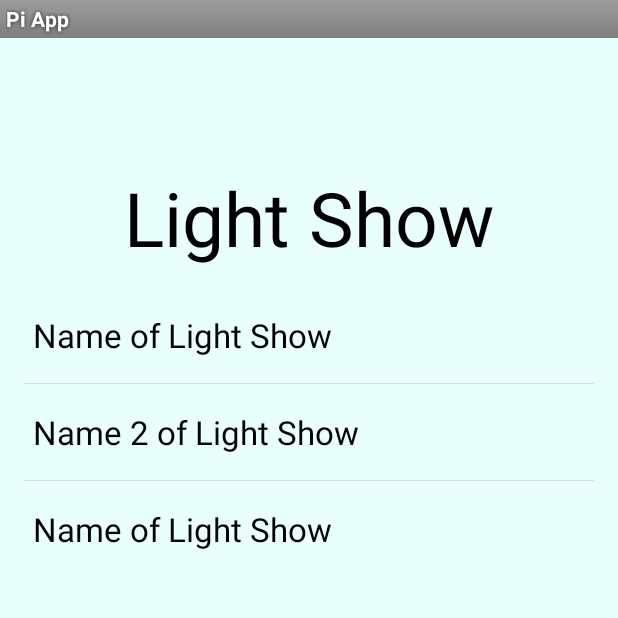
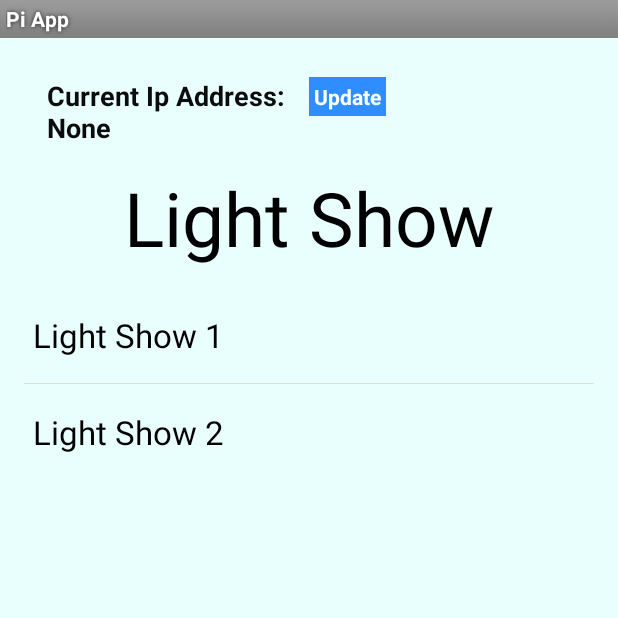
Before and after one commit to emseibert/webandmobile, an Android app: the screen it shows after launch (MainActivity), on a phone screen of 412 x 824 dp, the top half of it. Run offline under Robolectric (Android 15) with nearby library versions, the phone set to English and light mode, and no system bars; libraries missing offline, so code that uses them is left out: com.hmkcode.http.

Commit message:
added helper functions and fixed db work

```diff
--- /dev/null
+++ b/app/src/main/java/cs4720/virginia/cs/edu/piapp/FeedReaderContract.java
@@ -0,0 +1,20 @@
+package cs4720.virginia.cs.edu.piapp;
+
+import android.provider.BaseColumns;
+
+/**
+ * Created by emilyseibert on 11/11/14.
+ */
+
+public final class FeedReaderContract {
+    // To prevent someone from accidentally instantiating the contract class,
+    // give it an empty constructor.
+    public FeedReaderContract() {}
+
+    /* Inner class that defines the table contents */
+    public abstract class FeedEntry implements BaseColumns {
+        public static final String TABLE_NAME = "entry";
+        public static final String COLUMN_NAME_JSON = "entryid";
+        public static final String COLUMN_NAME_TITLE = "title";
+    }
+}
--- /dev/null
+++ b/app/src/main/java/cs4720/virginia/cs/edu/piapp/FeedReaderDbHelper.java
@@ -0,0 +1,37 @@
+package cs4720.virginia.cs.edu.piapp;
+
+import android.content.Context;
+import android.database.sqlite.SQLiteDatabase;
+import android.database.sqlite.SQLiteOpenHelper;
+
+public class FeedReaderDbHelper extends SQLiteOpenHelper {
+    // If you change the database schema, you must increment the database version.
+    public static final int DATABASE_VERSION = 1;
+    public static final String DATABASE_NAME = "FeedReader.db";
+    private static final String TEXT_TYPE = " TEXT";
+    private static final String COMMA_SEP = ",";
+    private static final String SQL_CREATE_ENTRIES =
+            "CREATE TABLE " + FeedReaderContract.FeedEntry.TABLE_NAME + " (" +
+                    FeedReaderContract.FeedEntry._ID + " INTEGER PRIMARY KEY," +
+                    FeedReaderContract.FeedEntry.COLUMN_NAME_JSON + TEXT_TYPE + COMMA_SEP +
+                    FeedReaderContract.FeedEntry.COLUMN_NAME_TITLE + TEXT_TYPE + " );";
+
+    private static final String SQL_DELETE_ENTRIES =
+            "DROP TABLE IF EXISTS " + FeedReaderContract.FeedEntry.TABLE_NAME;
+
+    public FeedReaderDbHelper(Context context) {
+        super(context, DATABASE_NAME, null, DATABASE_VERSION);
+    }
+    public void onCreate(SQLiteDatabase db) {
+        db.execSQL(SQL_CREATE_ENTRIES);
+    }
+    public void onUpgrade(SQLiteDatabase db, int oldVersion, int newVersion) {
+        // This database is only a cache for online data, so its upgrade policy is
+        // to simply to discard the data and start over
+        db.execSQL(SQL_DELETE_ENTRIES);
+        onCreate(db);
+    }
+    public void onDowngrade(SQLiteDatabase db, int oldVersion, int newVersion) {
+        onUpgrade(db, oldVersion, newVersion);
+    }
+}
--- a/app/src/main/java/cs4720/virginia/cs/edu/piapp/MainActivity.java
+++ b/app/src/main/java/cs4720/virginia/cs/edu/piapp/MainActivity.java
@@ -2,14 +2,11 @@ package cs4720.virginia.cs.edu.piapp;
 
 import android.app.Activity;
 import android.app.AlertDialog;
-import android.content.ContentValues;
-import android.content.Context;
 import android.content.DialogInterface;
 import android.database.Cursor;
 import android.database.sqlite.SQLiteDatabase;
-import android.database.sqlite.SQLiteOpenHelper;
+import android.graphics.Color;
 import android.os.Bundle;
-import android.provider.BaseColumns;
 import android.view.View;
 import android.widget.AdapterView;
 import android.widget.ArrayAdapter;
@@ -19,13 +16,27 @@ import android.widget.ListView;
 import android.widget.TextView;
 import android.widget.Toast;
 
+import com.hmkcode.http.HttpHandler;
+
+import org.apache.http.client.methods.HttpPost;
+import org.apache.http.client.methods.HttpUriRequest;
+import org.apache.http.entity.StringEntity;
+import org.apache.http.message.BasicHeader;
+import org.apache.http.protocol.HTTP;
+import org.json.JSONArray;
 import org.json.JSONException;
 import org.json.JSONObject;
+
+import java.io.UnsupportedEncodingException;
+import java.util.ArrayList;
+
+import static cs4720.virginia.cs.edu.piapp.FeedReaderContract.FeedEntry.COLUMN_NAME_JSON;
+import static cs4720.virginia.cs.edu.piapp.FeedReaderContract.FeedEntry.COLUMN_NAME_TITLE;
+import static cs4720.virginia.cs.edu.piapp.FeedReaderContract.FeedEntry.TABLE_NAME;
 
 
 public class MainActivity extends Activity  {
     Activity activity;
-
 
     /** Called when the activity is first created. */
     @Override
@@ -34,8 +45,143 @@ public class MainActivity extends Activity  {
         super.onCreate(savedInstanceState);
         setContentView(R.layout.activity_main);
         this.activity = this;
+        setButtonListeners();
+        populateList();
+    }
+
+    /*
+        Should be used in Kristen's Add Light Show
+    private void addToDB(String json, String name) {
+        ContentValues values = new ContentValues();
+        values.put(COLUMN_NAME_JSON, json);
+        values.put(COLUMN_NAME_TITLE, name);
+
+        db.insert(TABLE_NAME, null,values);
+    }
+    */
+
+    private void populateList() {
+        FeedReaderDbHelper mDbHelper = new FeedReaderDbHelper(getBaseContext());
+        SQLiteDatabase db = mDbHelper.getWritableDatabase();
+        String[] projection = {COLUMN_NAME_TITLE, COLUMN_NAME_JSON};
+        String sortOrder =COLUMN_NAME_TITLE + " DESC";
+        Cursor c = db.query(TABLE_NAME, projection, null, null, null, null, sortOrder);
+        final ListView listView = (ListView) findViewById(R.id.list);
+        int numOfRows = c.getCount();
+        String[] list_values = getNames(numOfRows, c);
+        c.close();
+        db.close();
+
+        ArrayAdapter<String> adapter = new ArrayAdapter<String>(this,
+                android.R.layout.simple_list_item_1, android.R.id.text1, list_values);
+
+        listView.setAdapter(adapter);
+        listView.setOnItemClickListener(new AdapterView.OnItemClickListener() {
+
+            @Override
+            public void onItemClick(AdapterView<?> parent, View view, int position, long id) {
+                int itemPosition     = position;
+                String  itemValue    = (String) listView.getItemAtPosition(position);
+                Toast.makeText(getApplicationContext(), "Now Showing: " + itemValue, Toast.LENGTH_LONG)
+                        .show();
+                FeedReaderDbHelper mDbHelper = new FeedReaderDbHelper(getBaseContext());
+                SQLiteDatabase db = mDbHelper.getWritableDatabase();
+
+                String[] projection = {COLUMN_NAME_TITLE, COLUMN_NAME_JSON};
+                String sortOrder =COLUMN_NAME_TITLE + " DESC";
+                Cursor c = db.query(TABLE_NAME, projection, null, null, null, null, sortOrder);
+                JSONObject json;
+                if (c.getCount() > 0) {
+                    c.moveToPosition(position);
+                    json = parseJson(c.getString(1));
+                } else {
+                    json = new JSONObject();
+                    try {
+                        json.put("test", "one");
+                    } catch (JSONException e) {
+                        e.printStackTrace();
+                    }
+                }
+
+                makePostRequest(json);
+
+                c.close();
+                db.close();
+            }
+        });
+    }
+
+    public JSONObject parseJson(String json) {
+        return new JSONObject();
+    }
+
+    public void makePostRequest(JSONObject json) {
+        new HttpHandler() {
+            @Override
+            public HttpUriRequest getHttpRequestMethod() {
+                TextView tx = (TextView) findViewById(R.id.textView);
+                String url = tx.getText().toString().split("Current Ip Address: ")[1];
+                HttpPost p = new HttpPost("http://" + url + "/rpi");
+                p.addHeader("Content-type", "application/json");
+
+                try {
+
+                    JSONObject lightId = new JSONObject();
+                    lightId.put("lightId", 1);
+                    lightId.put("red", Color.red(255));
+                    lightId.put("green", Color.green(0));
+                    lightId.put("blue", Color.blue(0));
+                    lightId.put("intensity", 30);
+                    JSONArray lights = new JSONArray();
+                    lights.put(lightId);
+                    JSONObject main = new JSONObject();
+                    main.put("lights", lights);
+                    main.put("propagate", true);
+                    StringEntity se = new StringEntity(main.toString());
+                    se.setContentType(new BasicHeader(HTTP.CONTENT_TYPE,"application/json"));
+                    p.setEntity(se);
+                } catch (UnsupportedEncodingException e) {
+                    e.printStackTrace();
+                } catch (JSONException e) {
+                    e.printStackTrace();
+                }
+
+                return p;
+            }
+
+            @Override
+            public void onResponse(String s) {
+
+            }
+        }.execute();
+
+    }
+
+    private String[] getNames(int numOfRows, Cursor c) {
+        ArrayList<String> names = new ArrayList<String>();
+
+        if (numOfRows == 0) {
+            String[] fake_data = {"Light Show 1", "Light Show 2"};
+            return fake_data;
+        } else {
+            for (int i = 0; i < numOfRows; i++) {
+                c.moveToPosition(0);
+                names.add(c.getString(0));
+            }
+
+            return names.toArray(new String[names.size()]);
+        }
+    }
+//      Possibly use something like this when deleting a light show
+//      will clear database if necessary
+//
+//    private void clearDB() {
+//        db.delete(TABLE_NAME, null, null);
+//    }
+
+    private void setButtonListeners() {
         final Button updateIpButton = (Button) findViewById(R.id.popupbutton);
-        JSONObject json = new JSONObject();
+        final Button addNewLightShow = (Button) findViewById(R.id.button_add_new_light);
 
         updateIpButton.setOnClickListener(new View.OnClickListener() {
 
@@ -45,80 +191,18 @@ public class MainActivity extends Activity  {
             }
         });
 
-
-        try {
-            json.put("test", true);
-        } catch (JSONException e) {
-            e.printStackTrace();
-        }
-
-        FeedReaderDbHelper mDbHelper = new FeedReaderDbHelper(getBaseContext());
-        SQLiteDatabase db = mDbHelper.getWritableDatabase();
-
-// Create a new map of values, where column names are the keys
-        ContentValues values = new ContentValues();
-        values.put(FeedReaderContract.FeedEntry.COLUMN_NAME_JSON, "id");
-        values.put(FeedReaderContract.FeedEntry.COLUMN_NAME_TITLE, "Name of Light Show");
-
-// Insert the new row, returning the primary key value of the new row
-
-        long newRowId = db.insert(FeedReaderContract.FeedEntry.TABLE_NAME, null,values);
-
-        String[] projection = {
-                FeedReaderContract.FeedEntry.COLUMN_NAME_TITLE,
-                FeedReaderContract.FeedEntry.COLUMN_NAME_JSON,
-        };
-
-// How you want the results sorted in the resulting Cursor
-        String sortOrder =
-                FeedReaderContract.FeedEntry.COLUMN_NAME_TITLE + " DESC";
-
-        Cursor c = db.query(
-                FeedReaderContract.FeedEntry.TABLE_NAME,  // The table to query
-                projection,                               // The columns to return
-                null,                                // The columns for the WHERE clause
-                null,                            // The values for the WHERE clause
-                null,                                     // don't group the rows
-                null,                                     // don't filter by row groups
-                sortOrder                                 // The sort order
-        );
-
-        final ListView listView = (ListView) findViewById(R.id.list);
-
-        c.moveToFirst();
-
-        String name = c.getString(
-                c.getColumnIndexOrThrow(FeedReaderContract.FeedEntry.COLUMN_NAME_TITLE)
-        );
-
-
-        String[] list_values = new String[] {
-                "Name of Light Show",
-                "Name 2 of Light Show",
-                name
-        };
-
-        ArrayAdapter<String> adapter = new ArrayAdapter<String>(this,
-                android.R.layout.simple_list_item_1, android.R.id.text1, list_values);
-
-        listView.setAdapter(adapter);
-
-        listView.setOnItemClickListener(new AdapterView.OnItemClickListener() {
+        addNewLightShow.setOnClickListener(new View.OnClickListener() {
 
             @Override
-            public void onItemClick(AdapterView<?> parent, View view, int position, long id) {
-                int itemPosition     = position;
-                String  itemValue    = (String) listView.getItemAtPosition(position);
-//                Toast.makeText(getApplicationContext(),
-//                        "Position :"+itemPosition+"  ListItem : " +itemValue , Toast.LENGTH_LONG)
-//                        .show();
-                Toast.makeText(getApplicationContext(), "Now Playing: " + itemValue, Toast.LENGTH_LONG)
-                        .show();
+            public void onClick(View v) {
+                addLightShow(v);
             }
-
         });
     }
 
+    private void addLightShow(View v) {
+        //add connection to kristen's add light show activity
+    }
 
 
     private void openIpDialog(View view) {
@@ -145,49 +229,4 @@ public class MainActivity extends Activity  {
 
         alertDialog.show();
     }
-
-    public final class FeedReaderContract {
-        // To prevent someone from accidentally instantiating the contract class,
-        // give it an empty constructor.
-        public FeedReaderContract() {}
-
-        /* Inner class that defines the table contents */
-        public abstract class FeedEntry implements BaseColumns {
-            public static final String TABLE_NAME = "entry";
-            public static final String COLUMN_NAME_JSON = "entryid";
-            public static final String COLUMN_NAME_TITLE = "title";
-        }
-    }
-
-    private static final String TEXT_TYPE = " TEXT";
-    private static final String COMMA_SEP = ",";
-    private static final String SQL_CREATE_ENTRIES =
-            "CREATE TABLE " + FeedReaderContract.FeedEntry.TABLE_NAME + " (" +
-                    FeedReaderContract.FeedEntry._ID + " INTEGER PRIMARY KEY," +
-                    FeedReaderContract.FeedEntry.COLUMN_NAME_JSON + TEXT_TYPE + COMMA_SEP +
-                    FeedReaderContract.FeedEntry.COLUMN_NAME_TITLE + TEXT_TYPE + " );";
-
-    private static final String SQL_DELETE_ENTRIES =
-            "DROP TABLE IF EXISTS " + FeedReaderContract.FeedEntry.TABLE_NAME;
-    public class FeedReaderDbHelper extends SQLiteOpenHelper {
-        // If you change the database schema, you must increment the database version.
-        public static final int DATABASE_VERSION = 1;
-        public static final String DATABASE_NAME = "FeedReader.db";
-
-        public FeedReaderDbHelper(Context context) {
-            super(context, DATABASE_NAME, null, DATABASE_VERSION);
-        }
-        public void onCreate(SQLiteDatabase db) {
-            db.execSQL(SQL_CREATE_ENTRIES);
-        }
-        public void onUpgrade(SQLiteDatabase db, int oldVersion, int newVersion) {
-            // This database is only a cache for online data, so its upgrade policy is
-            // to simply to discard the data and start over
-            db.execSQL(SQL_DELETE_ENTRIES);
-            onCreate(db);
-        }
-        public void onDowngrade(SQLiteDatabase db, int oldVersion, int newVersion) {
-            onUpgrade(db, oldVersion, newVersion);
-        }
-    }
 }
--- a/app/src/main/res/layout/activity_main.xml
+++ b/app/src/main/res/layout/activity_main.xml
@@ -22,32 +22,16 @@
             android:layout_gravity="center_horizontal|top"
             android:textSize="50dp" />
 
-        <Button android:id="@+id/popupbutton"
-            android:layout_width="wrap_content"
-            android:layout_marginTop="10dp"
-            android:layout_marginLeft="620dp"
-            android:layout_height="wrap_content"
-            android:layout_centerHorizontal="true"
-            android:layout_centerVertical="true"
-            android:text="Update Ip Address"
-            android:layout_gravity="right|top"
-            android:shadowColor="#ff808080"
-            android:textStyle="bold|normal"
-            android:typeface="normal"
-            android:background="#ff2f8eff"
-            android:textColor="#ffffffff"
-            android:padding="3dp" />
-
         <TextView android:text="@string/ipAddr" android:layout_width="174dp"
             android:layout_height="59dp"
             android:id="@+id/textView"
             android:textStyle="bold"
             android:textIsSelectable="false"
             android:textColor="#ff0c0c0c"
-            android:layout_marginLeft="455dp"
+            android:layout_marginLeft="15dp"
             android:layout_marginRight="15dp"
             android:layout_marginBottom="15dp"
-            android:layout_marginTop="15dp"
+            android:layout_marginTop="10dp"
             android:textAppearance="?android:attr/textAppearanceMedium"
             android:layout_gravity="left|top" />
 
@@ -58,6 +42,34 @@
             android:layout_width="match_parent">
         </ListView>
 
+        <Button android:id="@+id/popupbutton"
+            android:layout_width="wrap_content"
+            android:layout_marginTop="10dp"
+            android:layout_marginLeft="190dp"
+            android:layout_height="wrap_content"
+            android:layout_centerHorizontal="true"
+            android:layout_centerVertical="true"
+            android:text="Update"
+            android:layout_gravity="left|top"
+            android:shadowColor="#ff808080"
+            android:textStyle="bold|normal"
+            android:typeface="normal"
+            android:background="#ff2f8eff"
+            android:textColor="#ffffffff"
+            android:padding="3dp" />
+
+        <Button
+            android:layout_width="72dp"
+            android:layout_height="wrap_content"
+            android:text="@string/add_new_light"
+            android:layout_marginLeft="530dp"
+            android:layout_marginTop="70dp"
+            android:id="@+id/button_add_new_light"
+            android:layout_gravity="left|top"
+            android:textSize="50dp"
+            android:background="#ff2f8eff"
+            android:textColor="#ffffff" />
+
 
     </FrameLayout>
 
--- a/app/src/main/res/values/strings.xml
+++ b/app/src/main/res/values/strings.xml
@@ -5,5 +5,6 @@
     <string name="ipAddr">Current Ip Address: None</string>
     <string name="submit">Change Pi Color</string>
     <string name="lightshow">Light Show</string>
+    <string name="add_new_light">+</string>
 
 </resources>
```
